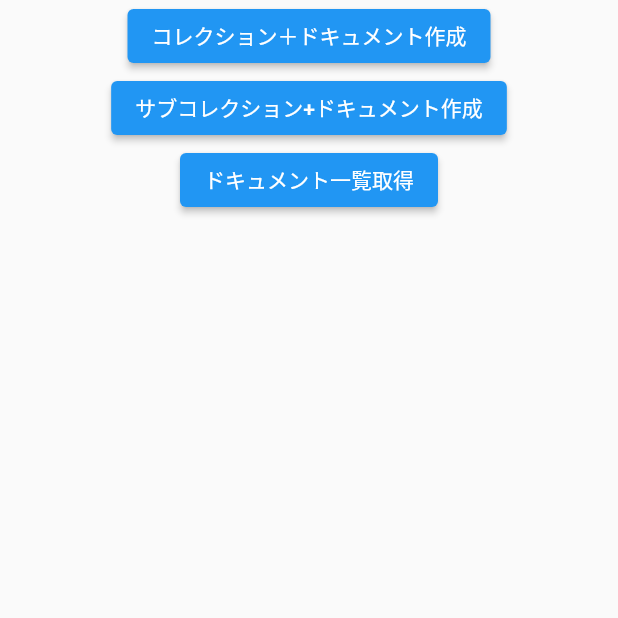
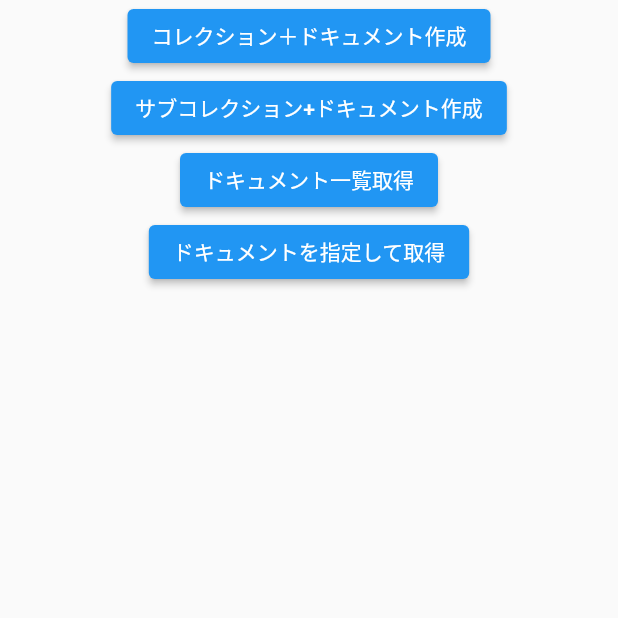
Before and after one commit to nawanawa-github/myfirestoreapp_git, a Flutter app: the screen it shows after launch, after a tap on "コレクション＋ドキュメント作成", on a phone screen of 412 x 824 dp, the top half of it. Run offline on Flutter 3.47's test engine with Material 2 defaults, Android fonts, the phone set to English and light mode, and no system bars; our stand-ins replace cloud_firestore, firebase_core; accounts and stored records are empty.

Commit message:
ドキュメントの単体取得機能

```diff
--- a/lib/main.dart
+++ b/lib/main.dart
@@ -31,6 +31,8 @@ class MyFirestorePage extends StatefulWidget {
 class _MyFirestorePageState extends State<MyFirestorePage> {
   //作成したドキュメント一覧
   List<DocumentSnapshot> documentList = [];
+  // 指定したドキュメントの情報
+  String orderDocumentInfo = '';
   @override
   Widget build(BuildContext context) {
     return Scaffold(
@@ -41,22 +43,14 @@ class _MyFirestorePageState extends State<MyFirestorePage> {
               child: Text('コレクション＋ドキュメント作成'),
               onPressed: () async {
                 // ドキュメント作成
-                await FirebaseFirestore.instance
-                    .collection('users') // コレクションID
-                    .doc('id_abc') // ドキュメントID
-                    .set({'name': '鈴木', 'age': 40}); // データ
+                await FirebaseFirestore.instance.collection('users').doc('id_abc').set({'name': '鈴木', 'age': 40});
               },
             ),
             ElevatedButton(
               child: Text('サブコレクション+ドキュメント作成'),
               onPressed: () async {
                 // サブコレクション内にドキュメント作成
-                await FirebaseFirestore.instance
-                    .collection('users')
-                    .doc('id_abc')
-                    .collection('orders')
-                    .doc('id_123')
-                    .set({'price':600, 'date':'9/13'});
+                await FirebaseFirestore.instance.collection('users').doc('id_abc').collection('orders').doc('id_123').set({'price':600, 'date':'9/13'});
               },
             ),
              ElevatedButton(
@@ -68,7 +62,6 @@ class _MyFirestorePageState extends State<MyFirestorePage> {
                 // 取得したドキュメント一覧をUIに反映
                 setState(() {
                   documentList = snapshot.docs;
-                  // documentList = snapshot.docs;
                 });
               },
             ),
@@ -81,8 +74,19 @@ class _MyFirestorePageState extends State<MyFirestorePage> {
                 );
               }).toList(),
             ),
-
-
+            ElevatedButton(
+              child: Text('ドキュメントを指定して取得'),
+              onPressed: () async {
+                // コレクションIDとドキュメントIDを指定して取得
+                final document = await FirebaseFirestore.instance.collection('users').doc('id_abc').collection('orders').doc('id_123').get();
+                // 取得したドキュメントの情報をUIに反映
+                setState(() {
+                  orderDocumentInfo = '${document['date']} ${document['price']} 円';
+                });
+              },
+            ),
+            // ドキュメントの情報を表示
+            ListTile(title: Text(orderDocumentInfo)),
           ],
         ),
       ),
```
